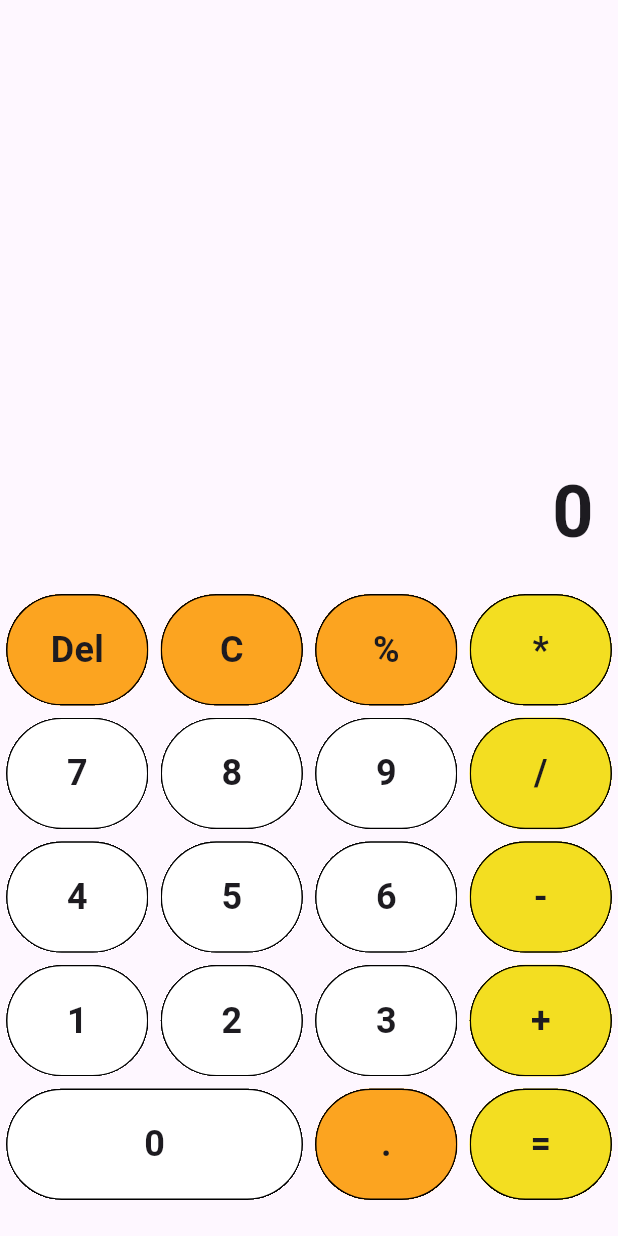
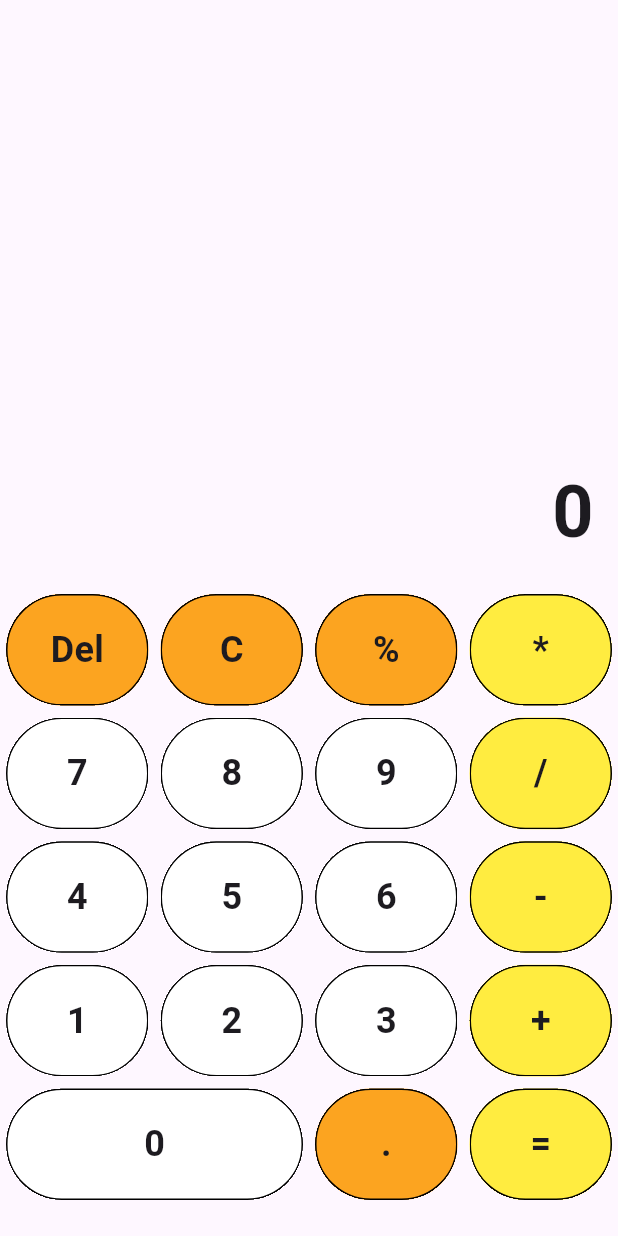
Before and after one commit to foundsunidhi/calculator_app, a Flutter app: the screen it shows after launch, on a phone screen of 412 x 824 dp. Run offline on Flutter 3.47's test engine with Material 3 defaults, Android fonts, the phone set to English and light mode, and no system bars.

Commit message:
changed keypad theme

```diff
--- a/lib/widgets/calculator_keypad.dart
+++ b/lib/widgets/calculator_keypad.dart
@@ -29,18 +29,18 @@ class CalculatorKeypad extends StatelessWidget {
               backgroundColor = const Color.fromARGB(255, 252, 164, 32);
               break;
             case Btn.calculate:
-              backgroundColor = const Color.fromARGB(255, 243, 222, 33);
+              backgroundColor = const Color.fromARGB(255, 255, 236, 64);
             case Btn.add:
-              backgroundColor = const Color.fromARGB(255, 243, 222, 33);
+              backgroundColor = const Color.fromARGB(255, 255, 236, 64);
               break;
             case Btn.subtract:
-              backgroundColor = const Color.fromARGB(255, 243, 222, 33);
+              backgroundColor = const Color.fromARGB(255, 255, 236, 64);
               break;
             case Btn.multiply:
-              backgroundColor = const Color.fromARGB(255, 243, 222, 33);
+              backgroundColor = const Color.fromARGB(255, 255, 236, 64);
               break;
             case Btn.divide:
-              backgroundColor = const Color.fromARGB(255, 243, 222, 33);
+              backgroundColor = const Color.fromARGB(255, 255, 236, 64);
               break;
             case Btn.dot:
               backgroundColor = const Color.fromARGB(255, 252, 164, 32);
```
